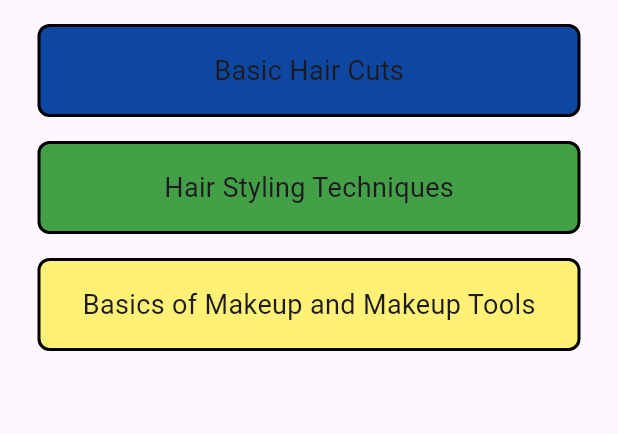
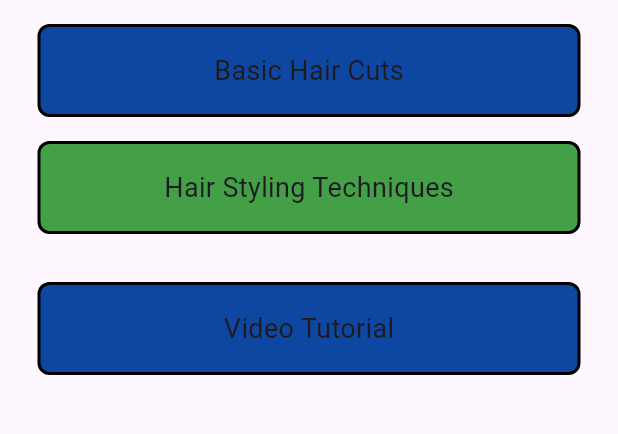
Before and after one commit to Bibek4998/barber_app, a Flutter app: the BarberTutorial screen opened directly, on a phone screen of 412 x 824 dp, the part 309-743 px from its top. Run offline on Flutter 3.47's test engine with Material 3 defaults, Android fonts, the light colour scheme and no system bars.

Commit message:
Fixed the code

```diff
--- a/lib/pages/barber_tutorial/screen/barber_tutorial.dart
+++ b/lib/pages/barber_tutorial/screen/barber_tutorial.dart
@@ -47,9 +47,10 @@ class BarberTutorial extends StatelessWidget {
               color: Colors.green.shade600,
             ),
             SizedBox(height: 16),
+            SizedBox(height: 16),
             BarberTutorialBox(
-              text: 'Basics of Makeup and Makeup Tools',
-              color: Colors.yellow.shade300,
+              text: 'Video Tutorial',
+              color: Colors.blue.shade900,
             ),
           ],
         ),
```
